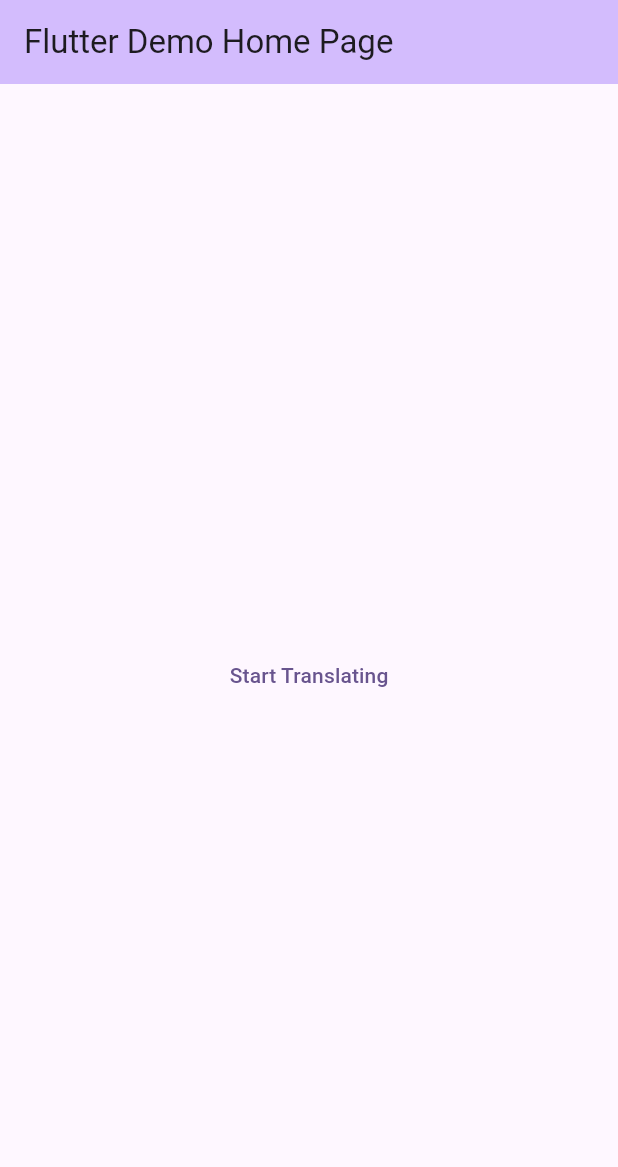
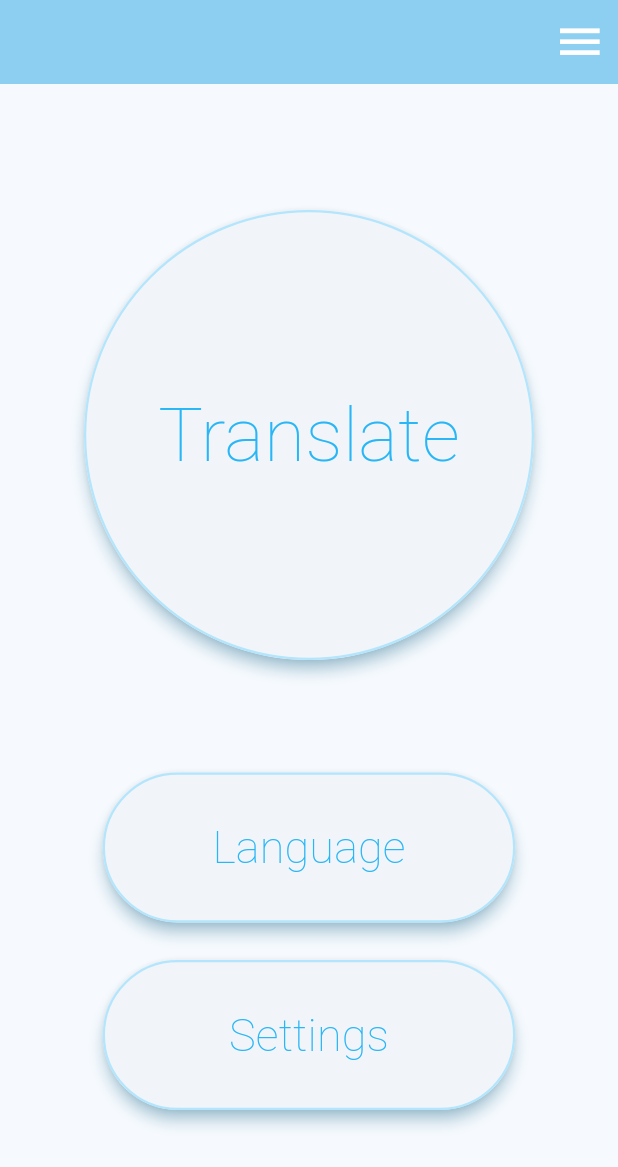
Before and after one commit to JiaCheng2004/Translator, a Flutter app: the screen it shows after launch, on a phone screen of 412 x 824 dp. Shown: the top 1167 px of the screen. Run offline on Flutter 3.47's test engine with Material 3 defaults, Android fonts, the phone set to English and light mode, and no system bars; our stand-ins replace flutter_dotenv, just_audio, permission_handler; missing offline and left inert: dart_openai, record, wav; Roboto replaces fonts that are missing (Thin).

Commit message:
Designing UI

```diff
--- a/lib/main.dart
+++ b/lib/main.dart
@@ -24,12 +24,12 @@ class MyApp extends StatelessWidget {
   @override
   Widget build(BuildContext context) {
     return MaterialApp(
-      title: 'Flutter Demo',
+      title: 'Deep Translator',
       theme: ThemeData(
-        colorScheme: ColorScheme.fromSeed(seedColor: Colors.deepPurple),
+        colorScheme: ColorScheme.fromSeed(seedColor: Colors.lightBlue.shade200),
         useMaterial3: true,
       ),
-      home: const MyHomePage(title: 'Flutter Demo Home Page'),
+      home: const MyHomePage(title:''),
     );
   }
 }
@@ -57,6 +57,18 @@ class _MyHomePageState extends State<MyHomePage> {
       appBar: AppBar(
         backgroundColor: Theme.of(context).colorScheme.inversePrimary,
         title: Text(widget.title),
+        actions: [
+          Builder(
+            builder: (context) => IconButton(
+              icon: Icon(Icons.menu, color: Colors.white, size: 35.0),
+              onPressed: () => Scaffold.of(context).openEndDrawer(),
+              tooltip: MaterialLocalizations.of(context).openAppDrawerTooltip,
+            ),
+          ),
+        ],
+      ),
+      endDrawer: Drawer(
+        // Add your drawer widgets here
       ),
       body: FutureBuilder(
         future: Permission.microphone.status,
@@ -81,16 +93,79 @@ class _MyHomePageState extends State<MyHomePage> {
                         mainAxisAlignment: MainAxisAlignment.center,
                         crossAxisAlignment: CrossAxisAlignment.center,
                         children: <Widget>[
-                          Text(data.name),
                           data == RecordState.record
-                              ? TextButton(
-                                  onPressed: translator.stopRecording,
-                                  child: const Text('Recording...'),
+                              ? ElevatedButton(
+                                  onPressed: translator.startRecording, // Implement language change feature
+                                  child: Text('Translating...', style: TextStyle(color: Colors.lightBlue.shade900)),
+                                  style: ElevatedButton.styleFrom(
+                                    surfaceTintColor: Color(0XFFFFFFFF),
+                                    shadowColor: Colors.lightBlue.shade200,
+                                    elevation: 4.0,
+                                    shape: CircleBorder(side: BorderSide(color: Colors.lightBlue.shade100, width: 1.5)),
+                                    fixedSize: Size(300, 300),
+                                  ),
                                 )
-                              : TextButton(
-                                  onPressed: translator.startRecording,
-                                  child: const Text('Start Translating'),
-                                )
+                              : ElevatedButton(
+                                  onPressed: translator.stopRecording, // Implement language change feature
+                                  child: Text('Translate',
+                                    style: TextStyle(
+                                      color: Colors.lightBlue.shade400,
+                                      fontSize: 50,
+                                      fontFamily: 'Thin',
+                                      fontWeight: FontWeight.w100,
+                                      ),
+                                  ),
+                                  style: ElevatedButton.styleFrom(
+                                    surfaceTintColor: Color(0XFFFFFFFF),
+                                    shadowColor: Colors.lightBlue.shade200,
+                                    elevation: 4.0,
+                                    shape: CircleBorder(side: BorderSide(color: Colors.lightBlue.shade100, width: 1.5)),
+                                    fixedSize: Size(300, 300),
+                                  ),
+                                ),
+
+                            SizedBox(height: 75),
+
+                            ElevatedButton(
+                              onPressed: () {}, // Implement language change feature
+                                  child: Text('Language',
+                                    style: TextStyle(
+                                        color: Colors.lightBlue.shade400,
+                                        fontSize: 30,
+                                        fontFamily: 'Thin',
+                                        fontWeight: FontWeight.w200,
+                                    ),
+                                  ),
+                                  style: ElevatedButton.styleFrom(
+                                    surfaceTintColor: Color(0XFFFFFFFF),
+                                    shadowColor: Colors.lightBlue.shade200,
+                                    elevation: 4.0,
+                                    shape: RoundedRectangleBorder(side: BorderSide(color: Colors.lightBlue.shade100, width: 1.5), borderRadius: BorderRadius.circular(50)),
+                                    fixedSize: Size(275, 100),
+                                  ),
+                            ),
+
+                            SizedBox(height: 25),
+
+                            ElevatedButton(
+                              onPressed: () {}, // Implement language change feature
+                                  child: Text('Settings',
+                                   style: TextStyle(
+                                      color: Colors.lightBlue.shade400,
+                                      fontSize: 30,
+                                      fontFamily: 'Thin',
+                                      fontWeight: FontWeight.w200,
+                                      ),
+                                  ),
+                                  style: ElevatedButton.styleFrom(
+                                    surfaceTintColor: Color(0XFFFFFFFF),
+                                    shadowColor: Colors.lightBlue.shade200,
+                                    elevation: 4.0,
+                                    shape: RoundedRectangleBorder(side: BorderSide(color: Colors.lightBlue.shade100, width: 1.5), borderRadius: BorderRadius.circular(50)),
+                                    fixedSize: Size(275, 100),
+                                  ),
+                            )
+
                         ],
                       ),
                     );
--- a/lib/translator.dart
+++ b/lib/translator.dart
@@ -52,7 +52,6 @@ class Translator {
     final recordStream = await recorder.startStream(recorderSettings);
     subscription = recordStream.listen((bytes) {
       final signedPCMData = recorder.convertBytesToInt16(bytes);
-
       for (int i = 0; i < signedPCMData.length; i++) {
         double val = _reduceSound(_rescale(signedPCMData[i]));
 
@@ -100,7 +99,11 @@ class Translator {
     rightBuffer = [];
     await wav.writeFile(file.path);
 
+    print(file.path);
+
     final translatedString = await translateAudioFile(file);
+
+    print(translatedString);
     if (translatedString.trim().isNotEmpty) {
       await playText(translatedString);
       sessionText += ' $translatedString';
@@ -114,10 +117,10 @@ class Translator {
     final translation = await OpenAI.instance.audio.createTranslation(
       file: file,
       model: 'whisper-1',
-      prompt:
-          'ALL OUTPUTS SHOULD BE IN ENGLISH!!!! Please DO NOT add your own voice!'
-          'Also connect the message to the whole conversation to make it flow nicely'
-          'like a translation stream. This is the previous text: $sessionText',
+      prompt: 'The audio you will hear is just a normal conversation, just translate it to English only',
+          // 'ALL OUTPUTS SHOULD BE IN ENGLISH!!!! Please DO NOT add your own voice!'
+          // 'Also connect the message to the whole conversation to make it flow nicely'
+          // 'like a translation stream. This is the previous text: $sessionText',
       responseFormat: OpenAIAudioResponseFormat.text,
     );
     return translation.text;
--- a/pubspec.yaml
+++ b/pubspec.yaml
@@ -42,6 +42,7 @@ dependencies:
   dart_openai: ^5.0.0
   just_audio: ^0.9.36
   flutter_dotenv: ^5.1.0
+  dynamic_color: ^1.6.9
 
 dev_dependencies:
   flutter_test:
```
Also changed, not shown: pubspec.lock, 7 other files.
